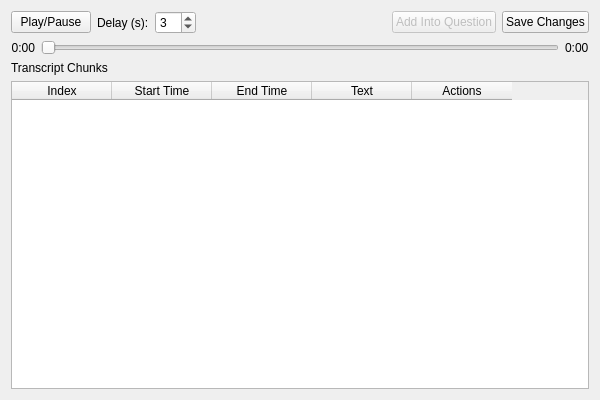
Old version of the form ui/exam_transcript_widget.ui in the repository xuanbinh313/pyside6-jun-edu.
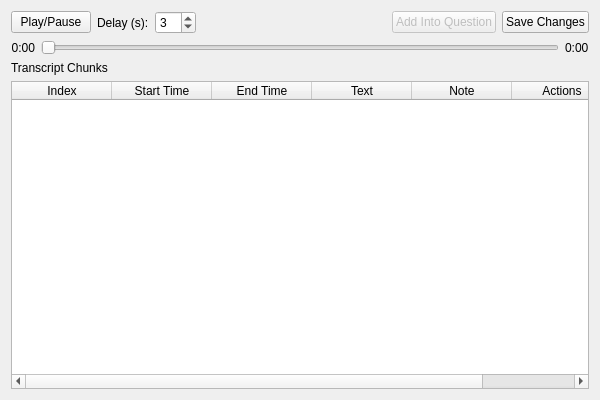
New version of the form.

What changed in the file:
```diff
--- a/ui/exam_transcript_widget.ui
+++ b/ui/exam_transcript_widget.ui
@@ -119,7 +119,7 @@
    <item>
     <widget class="QTableWidget" name="table">
      <property name="columnCount">
-      <number>5</number>
+      <number>6</number>
      </property>
      <column>
       <property name="text">
@@ -141,6 +141,11 @@
        <string>Text</string>
       </property>
      </column>
+     <column>
+      <property name="text">
+       <string>Note</string>
+      </property>
+     </column>
      <column>
       <property name="text">
        <string>Actions</string>
```
